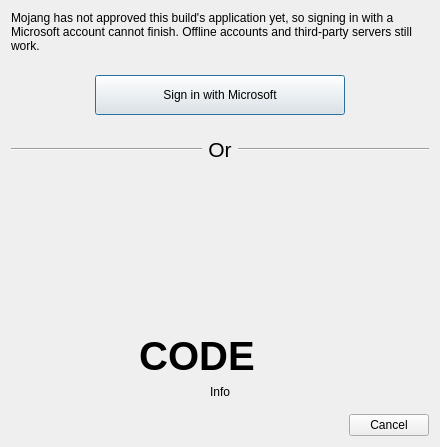
First picture: the form in launcher/ui/dialogs/MSALoginDialog.ui, repository KomorebiLauncher/KomorebiLauncher, before the edit.
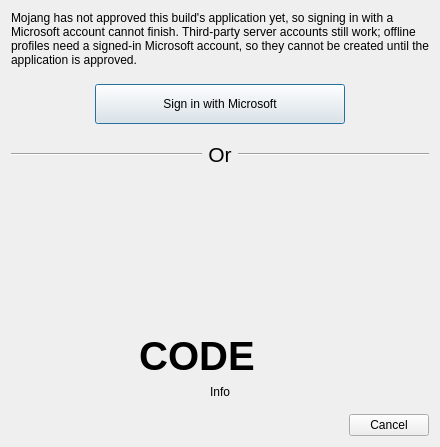
Second picture: the form after the edit. Icons and pictures are not drawn.

Commit message:
Describe what is actually usable while the application is unapproved
The texts still said offline accounts were unaffected, but offline profile creation has
required a signed-in Microsoft account since 0.1.6, and that sign-in is exactly what the
missing approval blocks. Say that: third-party server accounts keep working, offline
profiles cannot be created yet, and the offline dialog explains why instead of asking for
something that cannot be done.

README carries the same correction, including the four rejected reviews.

```diff
--- a/launcher/ui/dialogs/MSALoginDialog.ui
+++ b/launcher/ui/dialogs/MSALoginDialog.ui
@@ -23,7 +23,7 @@
    <item>
     <widget class="QLabel" name="approvalNotice">
      <property name="text">
-      <string>Mojang has not approved this build's application yet, so signing in with a Microsoft account cannot finish. Offline accounts and third-party servers still work.</string>
+      <string>Mojang has not approved this build's application yet, so signing in with a Microsoft account cannot finish. Third-party server accounts still work; offline profiles need a signed-in Microsoft account, so they cannot be created until the application is approved.</string>
      </property>
      <property name="wordWrap">
       <bool>true</bool>
```
The commit also changes 4 other files.
